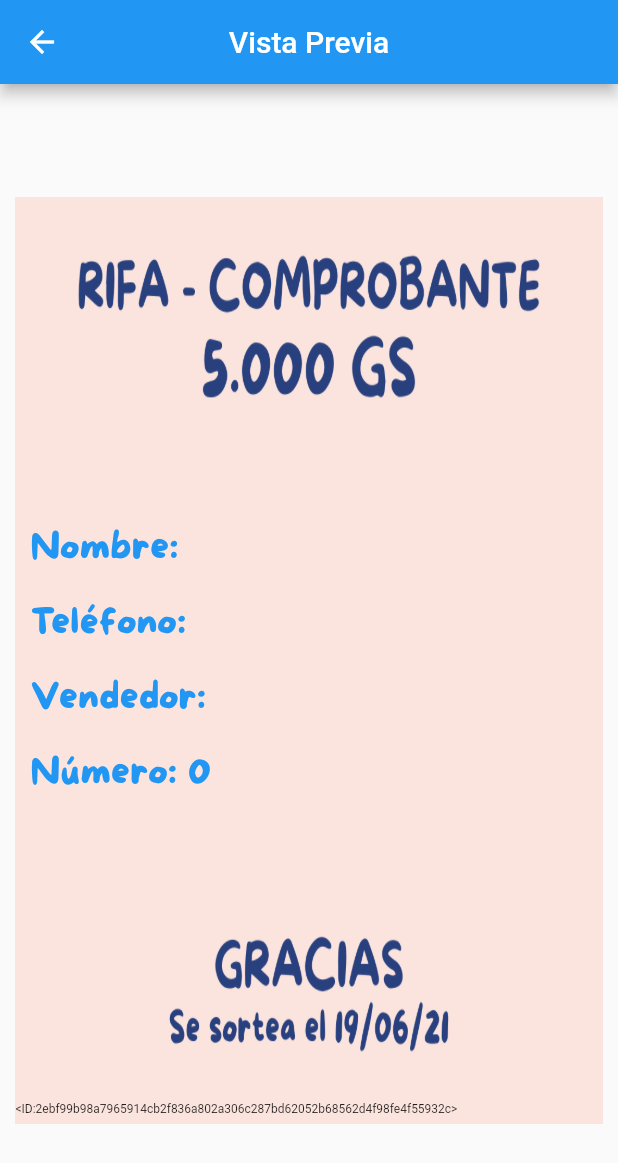
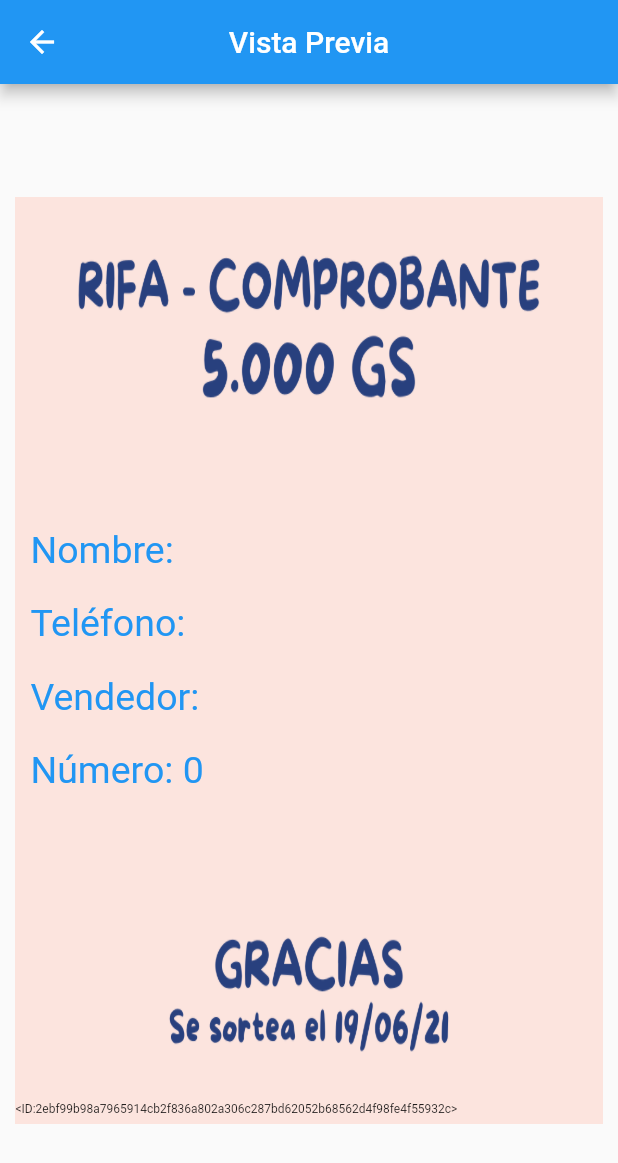
Before and after one commit to giullianocht/comprobantepf, a Flutter app: the VistaPreviaView screen opened directly with empty values, on a phone screen of 412 x 824 dp. Shown: the top 1163 px of the screen. Run offline on Flutter 3.47's test engine with Material 2 defaults, Android fonts, the phone set to English and light mode, and no system bars; our stand-ins replace get.

Commit message:
Se comenta e font style, queda pendiente ver que paso no aparece en telefono correctamente

```diff
--- a/lib/app/modules/vista_previa/views/vista_previa_view.dart
+++ b/lib/app/modules/vista_previa/views/vista_previa_view.dart
@@ -75,7 +75,7 @@ class VistaPreviaView extends GetView<VistaPreviaController> {
         "$titulo: $dato",
         style: TextStyle(
           fontSize: size,
-          fontFamily: "More",
+          //fontFamily: "More",
           color: Colors.blue,
         ),
       ),
```
